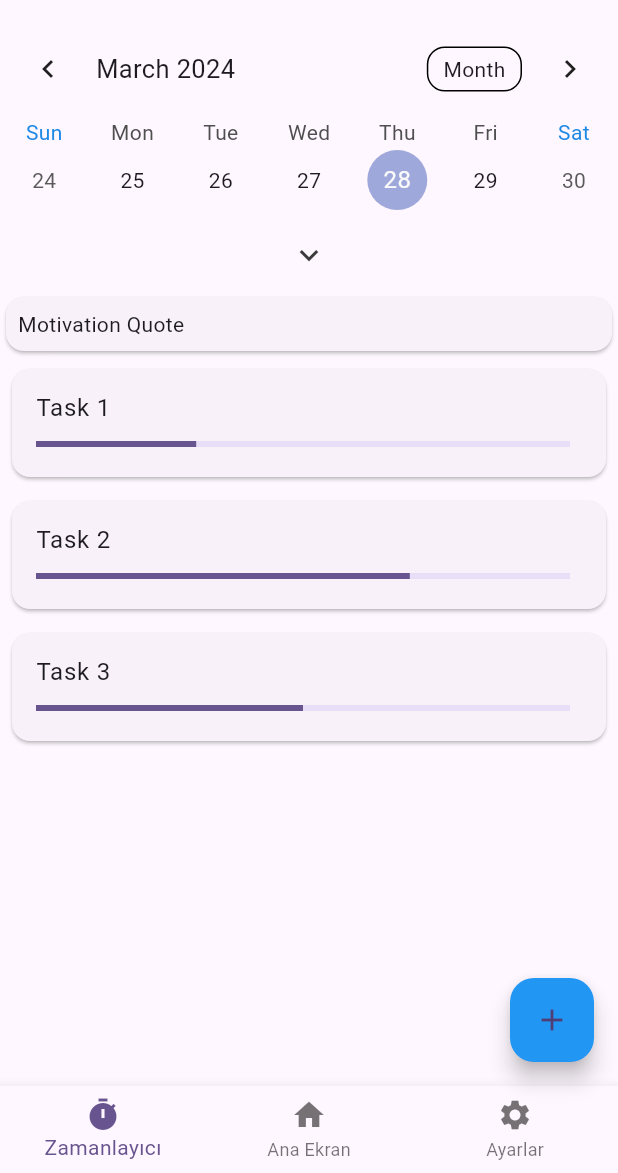
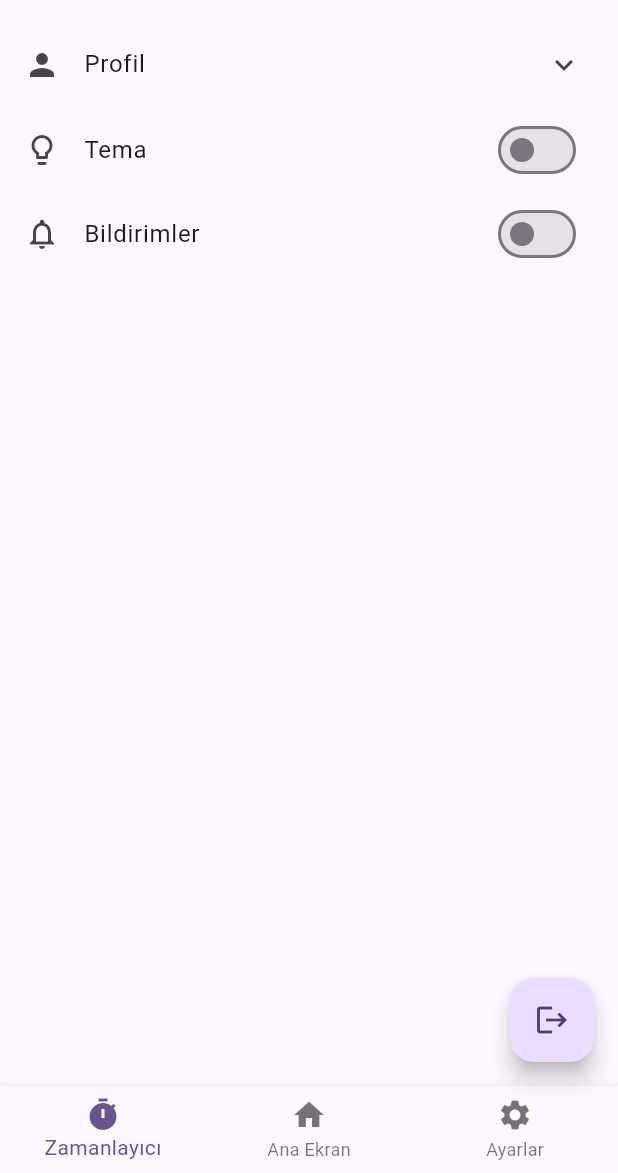
Before and after one commit to developerburakgul/livelife, a Flutter app: the screen it shows after launch, on a phone screen of 412 x 824 dp, the part 63-1236 px from its top. Run offline on Flutter 3.47's test engine with Material 3 defaults, Android fonts, the phone set to English and light mode, and no system bars; drawn by our look-alikes of table_calendar.

Commit message:
made settings and addHabbit pages

```diff
--- a/lib/homePage.dart
+++ b/lib/homePage.dart
@@ -1,4 +1,5 @@
 import 'package:flutter/material.dart';
+import 'package:livelife/main.dart';
 import 'package:table_calendar/table_calendar.dart';
 
 class HomePage extends StatefulWidget {
@@ -75,23 +76,7 @@ class _HomePageState extends State<HomePage> {
           child: Icon(Icons.add),
           backgroundColor: Colors.blue,
         ),
-      bottomNavigationBar: BottomNavigationBar(
-        items: const <BottomNavigationBarItem>[
-          BottomNavigationBarItem(
-            icon: Icon(Icons.timer),
-            label: 'Zamanlayıcı',
-          ),
-          BottomNavigationBarItem(
-            icon: Icon(Icons.home),
-            label: 'Ana Ekran',
-          ),
-          BottomNavigationBarItem(
-            icon: Icon(Icons.settings),
-            label: 'Ayarlar',
-          ),
-        ],
-      ),
-    );
+        bottomNavigationBar: bottomNavigationBar());
   }
 }
 
--- a/lib/main.dart
+++ b/lib/main.dart
@@ -1,5 +1,7 @@
 import 'package:flutter/material.dart';
+import 'package:livelife/addHabit.dart';
 import 'package:livelife/homePage.dart';
+import 'package:livelife/settings.dart';
 import 'package:livelife/timer.dart';
 
 void main() {
@@ -13,13 +15,38 @@
   @override
   Widget build(BuildContext context) {
     return MaterialApp(
-      title: 'Flutter Demo',
-      theme: ThemeData(
-        colorScheme: ColorScheme.fromSeed(seedColor: Colors.deepPurple),
-        useMaterial3: true,
-      ),
-      debugShowCheckedModeBanner: false,
-      home:HomePage()
+        title: 'Live Life',
+        theme: ThemeData(
+          colorScheme: ColorScheme.fromSeed(seedColor: Colors.deepPurple),
+          useMaterial3: true,
+        ),
+        debugShowCheckedModeBanner: false,
+        home: SettingsPage());
+  }
+}
+
+class bottomNavigationBar extends StatelessWidget {
+  const bottomNavigationBar({
+    super.key,
+  });
+
+  @override
+  Widget build(BuildContext context) {
+    return BottomNavigationBar(
+      items: const <BottomNavigationBarItem>[
+        BottomNavigationBarItem(
+          icon: Icon(Icons.timer),
+          label: 'Zamanlayıcı',
+        ),
+        BottomNavigationBarItem(
+          icon: Icon(Icons.home),
+          label: 'Ana Ekran',
+        ),
+        BottomNavigationBarItem(
+          icon: Icon(Icons.settings),
+          label: 'Ayarlar',
+        ),
+      ],
     );
   }
 }
--- /dev/null
+++ b/lib/settings.dart
@@ -0,0 +1,137 @@
+import 'package:flutter/material.dart';
+import 'package:livelife/main.dart';
+
+class SettingsPage extends StatefulWidget {
+  @override
+  _SettingsPageState createState() => _SettingsPageState();
+}
+
+class _SettingsPageState extends State<SettingsPage> {
+  bool isProfileExpanded = false;
+  bool isSwitchedTheme = false;
+  bool isSwitchedNotifications = false;
+  final _usernameController = TextEditingController();
+  final _passwordController = TextEditingController();
+  final _emailController = TextEditingController();
+  final _ageController = TextEditingController();
+  final _genderController = TextEditingController();
+
+  void dispose() {
+    // Kontrolleri dispose edin
+    _usernameController.dispose();
+    _passwordController.dispose();
+    _emailController.dispose();
+    _ageController.dispose();
+    _genderController.dispose();
+    super.dispose();
+  }
+
+  @override
+  Widget build(BuildContext context) {
+    return Scaffold(
+        appBar: AppBar(
+          title: Center(child: Text('Live Life')),
+        ),
+        body: ListView(
+          children: <Widget>[
+            ExpansionTile(
+              leading: Icon(Icons.person),
+              title: Text('Profil'),
+              children: <Widget>[
+                CircleAvatar(
+                  radius: 50,
+                  child: Icon(Icons.person),
+                ),
+                Padding(
+                  padding: const EdgeInsets.all(6.0),
+                  child: TextFormField(
+                    controller: _usernameController,
+                    decoration: InputDecoration(
+                      labelText: 'Kullanıcı Adı',
+                    ),
+                  ),
+                ),
+                Padding(
+                  padding: const EdgeInsets.all(6.0),
+                  child: TextFormField(
+                    controller: _passwordController,
+                    obscureText: true,
+                    decoration: InputDecoration(
+                      labelText: 'Şifre',
+                    ),
+                  ),
+                ),
+                Padding(
+                  padding: const EdgeInsets.all(6.0),
+                  child: TextFormField(
+                    controller: _emailController,
+                    decoration: InputDecoration(
+                      labelText: 'Email',
+                    ),
+                  ),
+                ),
+                Padding(
+                  padding: const EdgeInsets.all(6.0),
+                  child: TextFormField(
+                    controller: _genderController,
+                    decoration: InputDecoration(
+                      labelText: 'Cinsiyet',
+                    ),
+                  ),
+                ),
+                Padding(
+                  padding: const EdgeInsets.all(6.0),
+                  child: TextFormField(
+                    controller: _ageController,
+                    decoration: InputDecoration(
+                      labelText: 'Yaş',
+                    ),
+                    keyboardType: TextInputType.number,
+                  ),
+                ),
+
+                // Kaydet butonu
+                Padding(
+                  padding: const EdgeInsets.symmetric(horizontal: 8.0),
+                  child: ElevatedButton(
+                    child: Text('Kaydet'),
+                    onPressed: () {
+                      // Kaydetmek için gerekli işlemleri yapın
+                    },
+                  ),
+                ),
+              ],
+            ),
+            SwitchListTile(
+              title: Text('Tema'),
+              value: isSwitchedTheme,
+              onChanged: (bool value) {
+                setState(() {
+                  isSwitchedTheme = value;
+                });
+                // Implement theme logic here
+              },
+              secondary: Icon(Icons.lightbulb_outline),
+            ),
+            SwitchListTile(
+              title: Text('Bildirimler'),
+              value: isSwitchedNotifications,
+              onChanged: (bool value) {
+                setState(() {
+                  isSwitchedNotifications = value;
+                });
+                // Implement notification logic here
+              },
+              secondary: Icon(Icons.notifications_none),
+            ),
+          ],
+        ),
+        floatingActionButton: FloatingActionButton(
+          onPressed: () {
+            // Add your onPressed logic here
+          },
+          child: Icon(Icons.logout),
+        ),
+        bottomNavigationBar: bottomNavigationBar());
+  }
+}
```
Also changed, not shown: lib/addHabit.dart (added, +155 -0 lines), lib/timer.dart (+2 -16 lines). Lines whose indentation alone changed are shown as unchanged.
